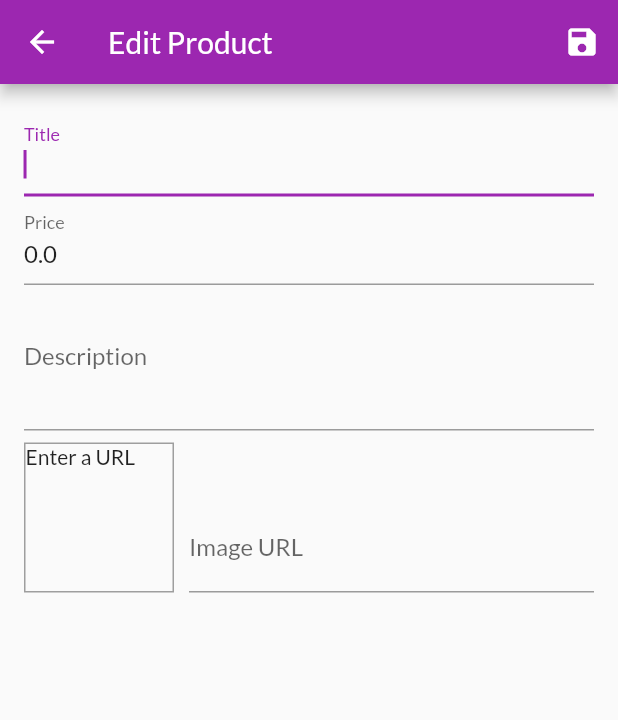
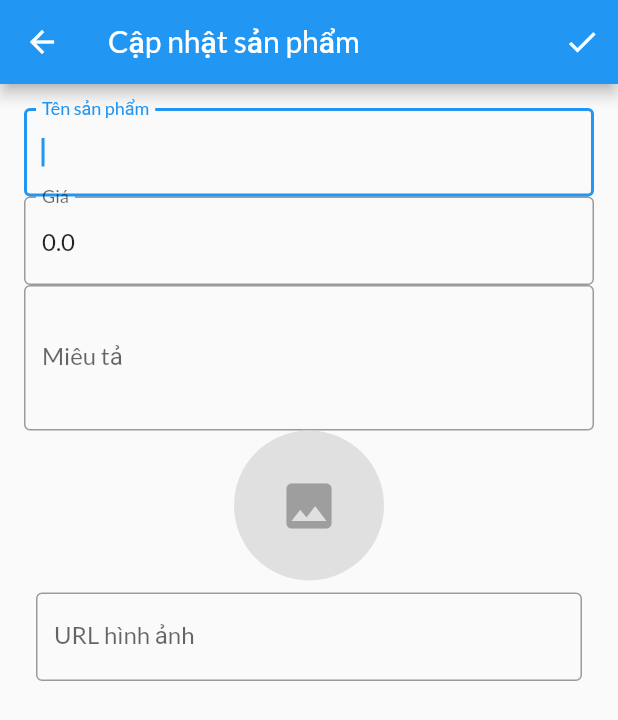
Before and after one commit to 23-24Sem1-Courses/ct48401-project-BuiVanTienB2014620, a Flutter app: the EditProductScreen screen opened by its route, on a phone screen of 412 x 824 dp. Shown: the top 720 px of the screen. Run offline on Flutter 3.47's test engine with Material 2 defaults, Android fonts, the phone set to English and light mode, and no system bars; our stand-ins replace flutter_dotenv, shared_preferences; accounts and stored records are empty; network calls fail.

Commit message:
new update 11/02/2023

```diff
--- a/lib/main.dart
+++ b/lib/main.dart
@@ -19,7 +19,6 @@ class MyApp extends StatelessWidget {
         ChangeNotifierProvider(
           create: (ctx) => AuthManager(),
         ),
-
         ChangeNotifierProxyProvider<AuthManager, ProductsManager>(
           create: (ctx) => ProductsManager(),
           update: (ctx, authManager, productsManager) {
@@ -41,7 +40,7 @@ class MyApp extends StatelessWidget {
             theme: ThemeData(
               fontFamily: 'Lato',
               colorScheme: ColorScheme.fromSwatch(
-                primarySwatch: Colors.purple,
+                primarySwatch: Colors.blue,
               ).copyWith(
                 secondary: Colors.deepOrange,
               ),
--- a/lib/ui/cart/cart_item_card.dart
+++ b/lib/ui/cart/cart_item_card.dart
@@ -37,7 +37,7 @@ class CartItemCard extends StatelessWidget {
       confirmDismiss: (direction) {
         return showConfirmDialong(
           context,
-          'Do you want to remove the item from the cart?',
+          'Bạn có muốn xóa sản phẩm khỏi giỏ hàng không?',
         );
       },
       onDismissed: (direction) {
@@ -60,12 +60,13 @@ class CartItemCard extends StatelessWidget {
             child: Padding(
               padding: const EdgeInsets.all(5),
               child: FittedBox(
-                child: Text('\$${cardItem.price}'),
+                child: Text('VNĐ${cardItem.price.toStringAsFixed(3)}'),
               ),
             ),
           ),
           title: Text(cardItem.title),
-          subtitle: Text('Total: \$${(cardItem.price * cardItem.quantity)}'),
+          subtitle: Text(
+              'Tổng cộng: VNĐ${(cardItem.price * cardItem.quantity).toStringAsFixed(3)}'),
           trailing: Text('${cardItem.quantity} x'),
         ),
       ),
--- a/lib/ui/cart/cart_manager.dart
+++ b/lib/ui/cart/cart_manager.dart
@@ -4,14 +4,7 @@ import '../../models/cart_item.dart';
 import '../../models/product.dart';
 
 class CartManager with ChangeNotifier {
-  final Map<String, CartItem> _items = {
-    'p1': CartItem(
-      id: 'c1',
-      title: 'Red Shirt',
-      price: 29.99,
-      quantity: 2,
-    ),
-  };
+  final Map<String, CartItem> _items = {};
 
   int get productCount {
     return _items.length;
--- a/lib/ui/cart/cart_screen.dart
+++ b/lib/ui/cart/cart_screen.dart
@@ -57,7 +57,7 @@ class CartScreen extends StatelessWidget {
             const Spacer(),
             Chip(
               label: Text(
-                '${cart.totalAmpunt.toStringAsFixed(2)}\VNĐ',
+                '${cart.totalAmpunt.toStringAsFixed(3)}\VNĐ',
                 style: TextStyle(
                   color: Theme.of(context).primaryTextTheme.titleLarge?.color,
                 ),
--- a/lib/ui/orders/order_item_card.dart
+++ b/lib/ui/orders/order_item_card.dart
@@ -29,7 +29,6 @@ class _OrderItemCardState extends State<OrderItemCard> {
       ),
     );
   }
-  //chi tiết
 
   Widget buildOrderDetails() {
     return Container(
@@ -48,7 +47,7 @@ class _OrderItemCardState extends State<OrderItemCard> {
                       ),
                     ),
                     Text(
-                      '${prod.quantity}x \$${prod.price}',
+                      '${prod.quantity}x ${prod.price.toStringAsFixed(3)}VNĐ',
                       style: const TextStyle(
                         fontSize: 18,
                         color: Colors.grey,
@@ -63,7 +62,7 @@ class _OrderItemCardState extends State<OrderItemCard> {
 
   Widget buildOrderSummary() {
     return ListTile(
-      title: Text('\$${widget.order.amount}'),
+      title: Text('${widget.order.amount.toStringAsFixed(3)}VNĐ'),
       subtitle: Text(
         DateFormat('dd/MM/yyyy hh:mm').format(widget.order.dateTime),
       ),
--- a/lib/ui/orders/order_manager.dart
+++ b/lib/ui/orders/order_manager.dart
@@ -5,21 +5,7 @@ import '../../models/cart_item.dart';
 import '../../models/order_item.dart';
 
 class OrdersManager with ChangeNotifier {
-  final List<OrderItem> _orders = [
-    OrderItem(
-      id: 'o1',
-      amount: 59.98,
-      products: [
-        CartItem(
-          id: 'c1',
-          title: 'Red Shirt',
-          price: 29.29,
-          quantity: 2,
-        ) //CartItem
-      ],
-      dateTime: DateTime.now(),
-    )
-  ];
+  final List<OrderItem> _orders = [];
   int get orderCount {
     return _orders.length;
   }
--- a/lib/ui/products/edit_product_screen.dart
+++ b/lib/ui/products/edit_product_screen.dart
@@ -7,6 +7,7 @@ import '../../models/product.dart';
 
 class EditProductScreen extends StatefulWidget {
   static const routeName = '/edit-product';
+
   EditProductScreen(
     Product? product, {
     super.key,
@@ -23,7 +24,9 @@ class EditProductScreen extends StatefulWidget {
       this.product = product;
     }
   }
+
   late final Product product;
+
   @override
   State<EditProductScreen> createState() => _EditProductScreenState();
 }
@@ -34,8 +37,9 @@ class _EditProductScreenState extends State<EditProductScreen> {
   final _editForm = GlobalKey<FormState>();
   late Product _editedProduct;
   var _isLoading = false;
+
   bool _isValidImageUrl(String value) {
-    return (value.startsWith('http') || value.startsWith('http')) &&
+    return (value.startsWith('http') || value.startsWith('https')) &&
         (value.endsWith('.png') ||
             value.endsWith('.jpg') ||
             value.endsWith('.jpeg'));
@@ -84,7 +88,7 @@ class _EditProductScreenState extends State<EditProductScreen> {
       }
     } catch (error) {
       if (mounted) {
-        await showErrorDialog(context, 'Something went wrong.');
+        await showErrorDialog(context, 'Đã xảy ra lỗi.');
       }
     }
     setState(() {
@@ -100,10 +104,11 @@ class _EditProductScreenState extends State<EditProductScreen> {
   Widget build(BuildContext context) {
     return Scaffold(
       appBar: AppBar(
-        title: const Text('Edit Product'),
+        title: const Text('Cập nhật sản phẩm'),
         actions: <Widget>[
           IconButton(
-            icon: const Icon(Icons.save),
+            icon: const Icon(
+                Icons.check), // Thay biểu tượng "Lưu" bằng biểu tượng "Check"
             onPressed: _saveForm,
           ),
         ],
@@ -132,12 +137,15 @@ class _EditProductScreenState extends State<EditProductScreen> {
   TextFormField buildTitleField() {
     return TextFormField(
       initialValue: _editedProduct.title,
-      decoration: const InputDecoration(labelText: 'Title'),
+      decoration: InputDecoration(
+        labelText: 'Tên sản phẩm',
+        border: OutlineInputBorder(),
+      ),
       textInputAction: TextInputAction.next,
       autofocus: true,
       validator: (value) {
         if (value!.isEmpty) {
-          return 'Please provide a value';
+          return 'Vui lòng cung cấp một giá trị';
         }
         return null;
       },
@@ -150,18 +158,21 @@ class _EditProductScreenState extends State<EditProductScreen> {
   TextFormField buildPriceField() {
     return TextFormField(
       initialValue: _editedProduct.price.toString(),
-      decoration: const InputDecoration(labelText: 'Price'),
+      decoration: InputDecoration(
+        labelText: 'Giá',
+        border: OutlineInputBorder(),
+      ),
       textInputAction: TextInputAction.next,
       keyboardType: TextInputType.number,
       validator: (value) {
         if (value!.isEmpty) {
-          return 'Please enter a price.';
+          return 'Vui lòng nhập giá.';
         }
         if (double.tryParse(value) == null) {
-          return 'Please enter a valid number';
+          return 'Vui lòng nhập một số hợp lệ';
         }
         if (double.parse(value) <= 0) {
-          return 'please enter a number greater than zero';
+          return 'Vui lòng nhập số lớn hơn 0';
         }
         return null;
       },
@@ -174,15 +185,18 @@ class _EditProductScreenState extends State<EditProductScreen> {
   TextFormField buildDescriptionField() {
     return TextFormField(
       initialValue: _editedProduct.description,
-      decoration: const InputDecoration(labelText: 'Description'),
+      decoration: InputDecoration(
+        labelText: 'Miêu tả',
+        border: OutlineInputBorder(),
+      ),
       maxLines: 3,
       keyboardType: TextInputType.multiline,
       validator: (value) {
         if (value!.isEmpty) {
-          return 'Please enter a description.';
+          return 'Vui lòng nhập mô tả.';
         }
         if (value.length < 10) {
-          return 'Should be at least 10 characters long.';
+          return 'Phải dài ít nhất 10 ký tự.';
         }
         return null;
       },
@@ -193,31 +207,21 @@ class _EditProductScreenState extends State<EditProductScreen> {
   }
 
   Widget buildProductPreview() {
-    return Row(
-      crossAxisAlignment: CrossAxisAlignment.end,
+    return Column(
       children: <Widget>[
-        Container(
-          width: 100,
-          height: 100,
-          margin: const EdgeInsets.only(
-            top: 8,
-            right: 10,
-          ),
-          decoration: BoxDecoration(
-              border: Border.all(
-            width: 1,
-            color: Colors.grey,
-          )),
+        CircleAvatar(
+          // Thay hình vuông bằng hình tròn
+          radius: 50,
+          backgroundColor: Colors.grey[300],
+          backgroundImage: _imageUrlController.text.isEmpty
+              ? null
+              : NetworkImage(_imageUrlController.text),
           child: _imageUrlController.text.isEmpty
-              ? const Text('Enter a URL')
-              : FittedBox(
-                  child: Image.network(
-                    _imageUrlController.text,
-                    fit: BoxFit.cover,
-                  ),
-                ),
+              ? Icon(Icons.image, size: 40, color: Colors.grey)
+              : null,
         ),
-        Expanded(
+        Padding(
+          padding: const EdgeInsets.all(8),
           child: buildImageURLField(),
         ),
       ],
@@ -226,8 +230,9 @@ class _EditProductScreenState extends State<EditProductScreen> {
 
   TextFormField buildImageURLField() {
     return TextFormField(
-      decoration: const InputDecoration(
-        labelText: 'Image URL',
+      decoration: InputDecoration(
+        labelText: 'URL hình ảnh',
+        border: OutlineInputBorder(),
       ),
       keyboardType: TextInputType.url,
       textInputAction: TextInputAction.done,
@@ -236,10 +241,10 @@ class _EditProductScreenState extends State<EditProductScreen> {
       onFieldSubmitted: (value) => _saveForm(),
       validator: (value) {
         if (value!.isEmpty) {
-          return 'Please enter an image URL.';
+          return 'Vui lòng nhập URL hình ảnh';
         }
         if (!_isValidImageUrl(value)) {
-          return 'Please enter a valid image URL.';
+          return 'Vui lòng nhập URL hình ảnh hợp lệ.';
         }
         return null;
       },
--- a/lib/ui/products/product_overview_screen.dart
+++ b/lib/ui/products/product_overview_screen.dart
@@ -29,7 +29,7 @@ class _ProductsOverviewScreenState extends State<ProductsOverviewScreen> {
   Widget build(BuildContext context) {
     return Scaffold(
       appBar: AppBar(
-        title: const Text('Shop Gia Dụng'),
+        title: const Text('Shop DT'),
         actions: <Widget>[
           buildProductFilterMenu(),
           buildShoppingCartIcon(),
@@ -64,7 +64,7 @@ class _ProductsOverviewScreenState extends State<ProductsOverviewScreen> {
         }
       },
       icon: const Icon(
-        Icons.more_vert,
+        Icons.settings,
       ),
       itemBuilder: (ctx) => [
         const PopupMenuItem(
@@ -86,7 +86,7 @@ class _ProductsOverviewScreenState extends State<ProductsOverviewScreen> {
           data: cartManager.productCount,
           child: IconButton(
             icon: const Icon(
-              Icons.shopping_cart,
+              Icons.add_shopping_cart,
             ),
             onPressed: () {
               Navigator.of(ctx).pushNamed(CartScreen.routeName);
--- a/lib/ui/products/products_grid.dart
+++ b/lib/ui/products/products_grid.dart
@@ -12,9 +12,6 @@ class ProductsGrid extends StatelessWidget {
 
   @override
   Widget build(BuildContext context) {
-    // final productsManager = ProductsManager();
-    // Đọc ra List<Product> sẽ được hiển thị từ ProductManager
-
     final products = context.select<ProductsManager, List<Product>>(
         (productsManager) => showFavorites
             ? productsManager.favoriteItems
--- a/lib/ui/products/user_product_list_tile.dart
+++ b/lib/ui/products/user_product_list_tile.dart
@@ -42,7 +42,7 @@ class UserProductListTile extends StatelessWidget {
           ..showSnackBar(
             const SnackBar(
               content: Text(
-                'Product deleted',
+                'Xóa sản phẩm tành công',
                 textAlign: TextAlign.center,
               ),
             ),
--- a/lib/ui/products/user_products_screen.dart
+++ b/lib/ui/products/user_products_screen.dart
@@ -15,7 +15,7 @@ class UserProductsScreen extends StatelessWidget {
     // final productsManager = ProductsManager();
     return Scaffold(
       appBar: AppBar(
-        title: const Text('Your Products'),
+        title: const Text('Sản phảm của bạn'),
         actions: <Widget>[
           buildAddButton(context),
         ],
@@ -57,7 +57,7 @@ class UserProductsScreen extends StatelessWidget {
 
   Widget buildAddButton(BuildContext context) {
     return IconButton(
-      icon: const Icon(Icons.add),
+      icon: const Icon(Icons.add_circle),
       onPressed: () {
         Navigator.of(context).pushNamed(
           EditProductScreen.routeName,
--- a/lib/ui/shared/dialog_utils.dart
+++ b/lib/ui/shared/dialog_utils.dart
@@ -4,17 +4,17 @@ Future<bool?> showConfirmDialong(BuildContext context, String message) {
   return showDialog(
     context: context,
     builder: (ctx) => AlertDialog(
-      title: const Text('Are you sure?'),
+      title: const Text('Bạn có chắc'),
       content: Text(message),
       actions: <Widget>[
         TextButton(
-          child: const Text('No'),
+          child: const Text('Không'),
           onPressed: () {
             Navigator.of(ctx).pop(false);
           },
         ),
         TextButton(
-          child: const Text('Yes'),
+          child: const Text('Đòng ý'),
           onPressed: () {
             Navigator.of(ctx).pop(true);
           },
--- a/pubspec.yaml
+++ b/pubspec.yaml
@@ -11,6 +11,7 @@ environment:
 dependencies:
   flutter:
     sdk: flutter
+  flutter_icons: ^10.2.0
   cupertino_icons: ^1.0.6
   intl: ^0.17.0
   provider: ^6.0.3
```
Also changed, not shown: lib/ui/auth/app_banner.dart (+11 -10 lines), lib/ui/auth/auth_card.dart (+16 -33 lines), lib/ui/products/product_detail_screen.dart (+47 -4 lines), lib/ui/products/product_grid_tile.dart (+50 -18 lines), lib/ui/products/products_manager.dart (+0 -9 lines).
